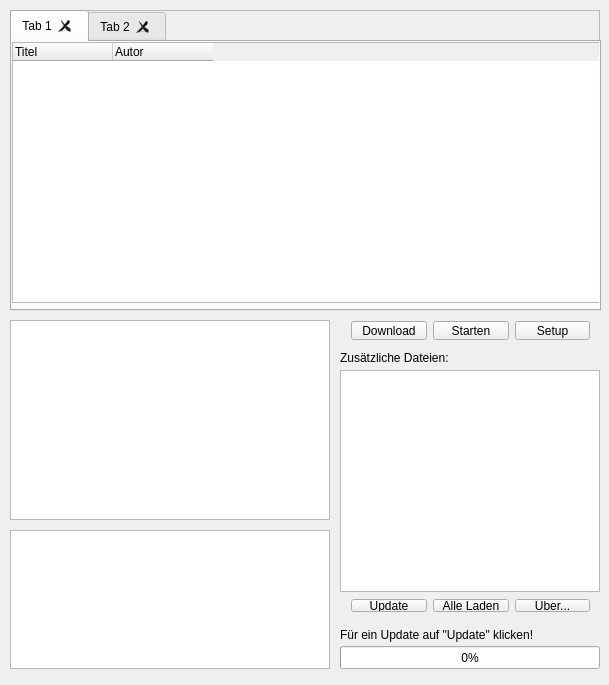
First picture: the form in mainwindow.ui, repository ManiacTwister/MMMLauncher, before the edit.
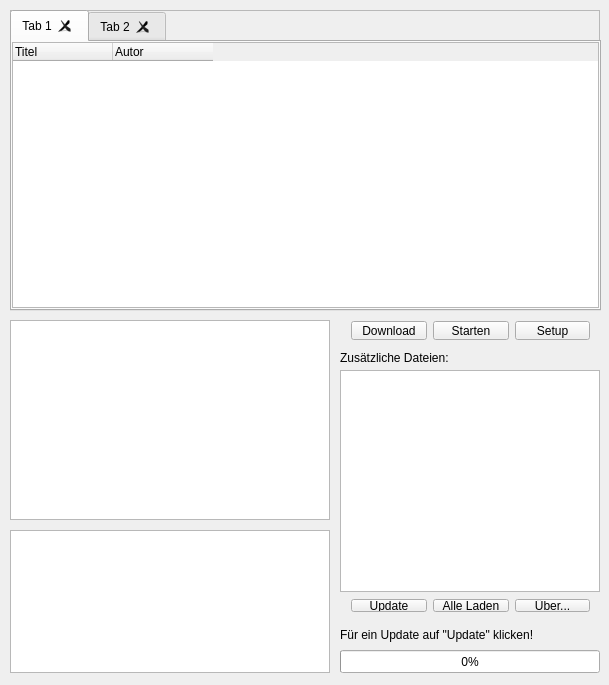
Second picture: the form after the edit. Icons and pictures are not drawn.

```diff
--- a/mainwindow.ui
+++ b/mainwindow.ui
@@ -137,7 +137,7 @@
     <property name="geometry">
      <rect>
       <x>340</x>
-      <y>646</y>
+      <y>650</y>
       <width>260</width>
       <height>23</height>
      </rect>
@@ -251,7 +251,7 @@
       <x>10</x>
       <y>530</y>
       <width>320</width>
-      <height>139</height>
+      <height>143</height>
      </rect>
     </property>
     <property name="minimumSize">
@@ -263,7 +263,7 @@
     <property name="maximumSize">
      <size>
       <width>316</width>
-      <height>139</height>
+      <height>143</height>
      </size>
     </property>
     <property name="readOnly">
@@ -330,8 +330,8 @@
        <rect>
         <x>0</x>
         <y>0</y>
-        <width>591</width>
-        <height>261</height>
+        <width>587</width>
+        <height>266</height>
        </rect>
       </property>
       <property name="sizePolicy">
```
Left out of the diff: 8 changed lines with no effect on the pictures.
